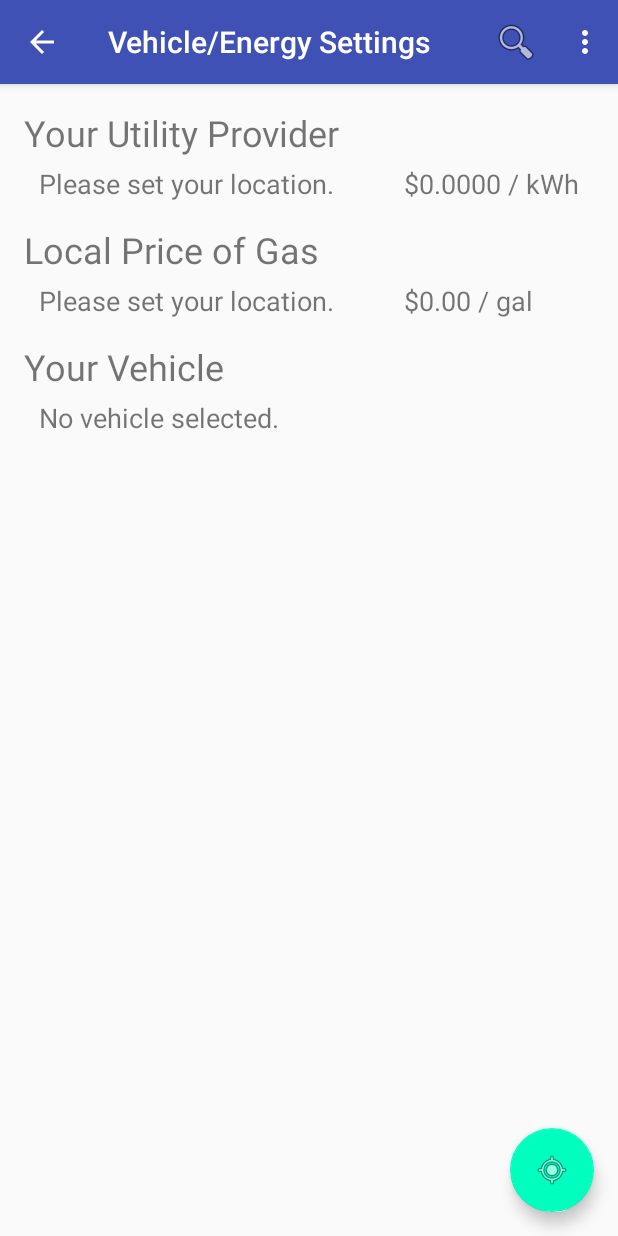
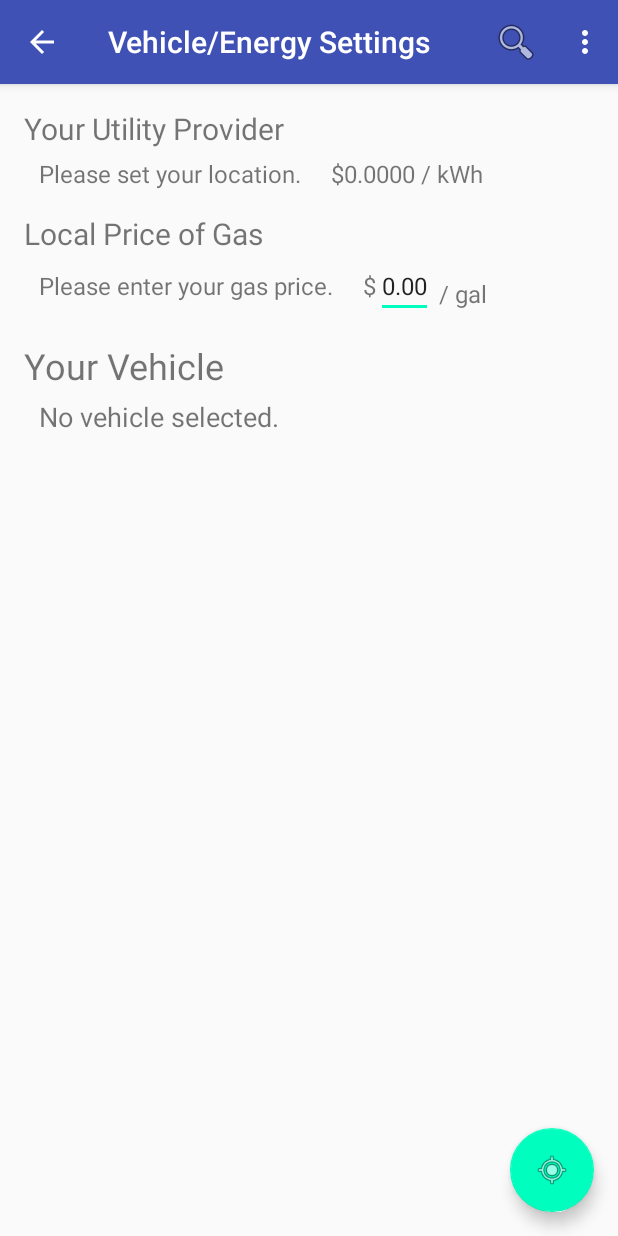
Before and after one commit to stewartmcm/ev-clarity, an Android app: the screen it shows after launch (EnergySettingsActivity), in the options menu, after a tap on "Settings", on a phone screen of 412 x 824 dp. Run offline under Robolectric (Android 15) with nearby library versions, the phone set to English and light mode, and no system bars; 1 statement that could not run was skipped.

Commit message:
added gasPrice input field and altered calcSavings method to use gasPrice input when calculating savings

```diff
--- a/PredictEV/app/src/main/java/com/example/android/predictev/Constants.java
+++ b/PredictEV/app/src/main/java/com/example/android/predictev/Constants.java
@@ -32,7 +32,7 @@ public final class Constants {
      * fastest possible rate. Getting frequent updates negatively impact battery life and a real
      * app may prefer to request less frequent updates.
      */
-    public static final long DETECTION_INTERVAL_IN_MILLISECONDS = 10000;
+    public static final long DETECTION_INTERVAL_IN_MILLISECONDS = 3000;
 
     /**
      * An arbitrary request code that is used to grant the app access to the user's location data.
@@ -44,6 +44,7 @@ public final class Constants {
 
     public static final String KEY_SHARED_PREF_UTIL_NAME = "SHARED_PREF_UTIL_NAME";
     public static final String KEY_SHARED_PREF_UTIL_RATE = "SHARED_PREF_UTIL_RATE";
+    public static final String KEY_SHARED_PREF_GAS_PRICE = "SHARED_PREF_GAS_PRICE";
 
     /**
      * List of DetectedActivity types that we monitor in this sample.
--- a/PredictEV/app/src/main/java/com/example/android/predictev/EnergySettingsActivity.java
+++ b/PredictEV/app/src/main/java/com/example/android/predictev/EnergySettingsActivity.java
@@ -14,6 +14,7 @@ import android.view.Menu;
 import android.view.MenuInflater;
 import android.view.View;
 import android.widget.ArrayAdapter;
+import android.widget.EditText;
 import android.widget.ListView;
 import android.widget.TextView;
 
@@ -34,6 +35,8 @@ public class EnergySettingsActivity extends AppCompatActivity {
     protected static final String TAG = "EnergySettingsActivity";
     private TextView currentUtilityTextView;
     private TextView utilityRateTextView;
+    private EditText gasPriceEditText;
+    private double gasPrice;
     private ListView utilityOptionsListView;
     private UtilityRateAPIService mService;
     private Retrofit retrofit;
@@ -41,6 +44,7 @@ public class EnergySettingsActivity extends AppCompatActivity {
     private String utilityName;
     private double utilityRate;
     private String utilityRateString;
+    private String gasPriceString;
     private ArrayList<Utility> utilities;
     private ArrayAdapter<String> mAdapter;
     private String latString;
@@ -94,16 +98,14 @@ public class EnergySettingsActivity extends AppCompatActivity {
         SharedPreferences sharedPreferences = PreferenceManager.getDefaultSharedPreferences(this);
         utilityName = sharedPreferences.getString(Constants.KEY_SHARED_PREF_UTIL_NAME, "Please set your location.");
         utilityRateString = sharedPreferences.getString(Constants.KEY_SHARED_PREF_UTIL_RATE, "0.0000");
+        gasPriceString = sharedPreferences.getString(Constants.KEY_SHARED_PREF_GAS_PRICE,"0.00");
 
         currentUtilityTextView.setText(utilityName);
-        utilityRateTextView.setText("$" + utilityRateString + " / kWh");
-    }
+        utilityRateTextView.setText(utilityRateString);
 
-    private void savePreferences(String key, String value) {
-        SharedPreferences sharedPreferences = PreferenceManager.getDefaultSharedPreferences(this);
-        SharedPreferences.Editor editor = sharedPreferences.edit();
-        editor.putString(key, value);
-        editor.commit();
+        gasPriceEditText.setText(gasPriceString);
+        Log.i(TAG, "loadSavedPref gasPriceString: " + gasPriceString);
+
     }
 
     private void initLayoutElements() {
@@ -111,6 +113,7 @@ public class EnergySettingsActivity extends AppCompatActivity {
         currentUtilityTextView = (TextView) findViewById(R.id.current_utility_text_view);
         utilityRateTextView = (TextView) findViewById(R.id.utility_rate_text_view);
         utilityOptionsListView = (ListView) findViewById(R.id.utility_options_list_view);
+        gasPriceEditText = (EditText) findViewById(R.id.gas_price_edit_text);
     }
 
     @Override
@@ -201,10 +204,6 @@ public class EnergySettingsActivity extends AppCompatActivity {
 
     }
 
-    public void findGasPrice() {
-
-    }
-
     @Override
     public void onSaveInstanceState(Bundle savedInstanceState) {
         super.onSaveInstanceState(savedInstanceState);
@@ -212,11 +211,21 @@ public class EnergySettingsActivity extends AppCompatActivity {
         savedInstanceState.putString(Constants.KEY_SHARED_PREF_UTIL_RATE, utilityRateString);
     }
 
+    private void savePreferencesString(String key, String value) {
+        SharedPreferences sharedPreferences = PreferenceManager.getDefaultSharedPreferences(this);
+        SharedPreferences.Editor editor = sharedPreferences.edit();
+        editor.putString(key, value);
+        editor.commit();
+    }
+
     @Override
     protected void onDestroy() {
-        savePreferences(Constants.KEY_SHARED_PREF_UTIL_NAME, utilityName);
+        savePreferencesString(Constants.KEY_SHARED_PREF_UTIL_NAME, utilityName);
         Log.i(TAG, "onDestroy: utitlityName: " + utilityName);
-        savePreferences(Constants.KEY_SHARED_PREF_UTIL_RATE, utilityRateString);
+        savePreferencesString(Constants.KEY_SHARED_PREF_UTIL_RATE, utilityRateString);
+
+        gasPriceString = gasPriceEditText.getText().toString();
+        savePreferencesString(Constants.KEY_SHARED_PREF_GAS_PRICE, gasPriceString);
 
         super.onDestroy();
     }
--- a/PredictEV/app/src/main/java/com/example/android/predictev/MainActivity.java
+++ b/PredictEV/app/src/main/java/com/example/android/predictev/MainActivity.java
@@ -71,9 +71,11 @@ public class MainActivity extends AppCompatActivity
     private ListView loggedTripsListView;
     private String utilityName;
     private double utilityRate;
+    private double gasPrice;
     public double tripDistance;
     private double monthlySavings;
     private String utilityRateString;
+    private String gasPriceString;
     private TextView monthlySavingsTextView;
     private TextView switchStatusText;
     double finalTripDistance;
@@ -146,7 +148,7 @@ public class MainActivity extends AppCompatActivity
             switchStatusText.setText("Tracking OFF");
         }
 
-    mRequestActivityUpdatesButton = (Button) findViewById(R.id.request_activity_updates_button);
+        mRequestActivityUpdatesButton = (Button) findViewById(R.id.request_activity_updates_button);
         mRemoveActivityUpdatesButton = (Button) findViewById(R.id.remove_activity_updates_button);
         mDetectedActivitiesListView = (ListView) findViewById(R.id.detected_activities_listview);
         loggedTripsListView = (ListView) findViewById(R.id.trips_logged_list_view);
@@ -411,10 +413,19 @@ public class MainActivity extends AppCompatActivity
         double savings;
         utilityRate = Double.parseDouble(utilityRateString);
 
+        if (gasPriceString.isEmpty()) {
+            gasPrice = 0.0;
+        } else {
+            gasPrice = Double.parseDouble(gasPriceString);
+        }
+
+        Log.i(TAG, "calcSavings: gasPrice: " + gasPrice);
+
+
         if ( utilityRate != 0.0) {
             Log.i(TAG, "calcSavings: utilityRateString: " + utilityRateString);
 
-            savings = mileageDouble * ((2.81 / 29) - (.3 * utilityRate));
+            savings = mileageDouble * ((gasPrice / 29) - (.3 * utilityRate));
 
             return savings;
         }
@@ -472,6 +483,8 @@ public class MainActivity extends AppCompatActivity
         mGoogleApiClient.connect();
 
     }
+
+
 
     @Override
     protected void onStop() {
@@ -647,6 +660,7 @@ public class MainActivity extends AppCompatActivity
         SharedPreferences sharedPreferences = PreferenceManager.getDefaultSharedPreferences(this);
         utilityName = sharedPreferences.getString(Constants.KEY_SHARED_PREF_UTIL_NAME, "default name");
         utilityRateString = sharedPreferences.getString(Constants.KEY_SHARED_PREF_UTIL_RATE, "0.0000");
+        gasPriceString = sharedPreferences.getString(Constants.KEY_SHARED_PREF_GAS_PRICE, "0");
     }
 
     /**
@@ -704,7 +718,7 @@ public class MainActivity extends AppCompatActivity
             for (DetectedActivity activity : updatedActivities) {
                 switch (activity.getType()) {
 
-                    case DetectedActivity.ON_FOOT: {
+                    case DetectedActivity.IN_VEHICLE: {
                         Log.i("MainActivity", "On foot %: " + activity.getConfidence());
                         if (activity.getConfidence() >= 75) {
                             recordDrive();
@@ -712,7 +726,7 @@ public class MainActivity extends AppCompatActivity
                         break;
 
                     }
-                    case DetectedActivity.STILL: {
+                    case DetectedActivity.WALKING: {
                         Log.i("MainActivity", "Still %: " + activity.getConfidence());
 
                         if (odometer.getMiles() != 0 && activity.getConfidence() >= 75) {
--- a/PredictEV/app/src/main/java/com/example/android/predictev/PredictEvDatabaseHelper.java
+++ b/PredictEV/app/src/main/java/com/example/android/predictev/PredictEvDatabaseHelper.java
@@ -9,7 +9,7 @@ import android.database.sqlite.SQLiteOpenHelper;
 /**
  * Created by stewartmcmillan on 5/2/16.
  */
-class PredictEvDatabaseHelper extends SQLiteOpenHelper {
+public class PredictEvDatabaseHelper extends SQLiteOpenHelper {
 
     public static final String TRIP_TABLE_NAME = "TRIP";
 
@@ -63,7 +63,7 @@ class PredictEvDatabaseHelper extends SQLiteOpenHelper {
 
     // makes sure there is only one instance of the database
     // if there isn't one, make it, otherwise return the one instance
-    private static PredictEvDatabaseHelper instance;
+    public static PredictEvDatabaseHelper instance;
 
     public static PredictEvDatabaseHelper getInstance(Context context) {
         if (instance == null) {
--- a/PredictEV/app/src/main/res/layout/content_energy_settings.xml
+++ b/PredictEV/app/src/main/res/layout/content_energy_settings.xml
@@ -17,34 +17,47 @@
         android:layout_width="match_parent"
         android:layout_height="wrap_content"
         android:text="Your Utility Provider"
-        android:textSize="24sp"/>
+        android:textSize="20sp"/>
 
     <LinearLayout
         android:id="@+id/user_utility_details"
         android:layout_width="match_parent"
         android:layout_height="wrap_content"
+        android:weightSum="1"
         android:layout_below="@id/utility_header_text_view" >
 
         <TextView
             android:id="@+id/current_utility_text_view"
-            android:layout_width="match_parent"
+            android:layout_width="wrap_content"
             android:layout_height="wrap_content"
-            android:layout_weight="1"
             android:text="Please set your location."
-            android:textSize="18sp"
-            android:layout_marginLeft="10dp"
+            android:textSize="16sp"
+            android:layout_marginStart="10dp"
+            android:layout_marginEnd="20dp"
             android:layout_marginTop="5dp" />
 
         <TextView
+            android:id="@+id/dollar_symbol_utility"
+            android:layout_width="wrap_content"
+            android:layout_height="wrap_content"
+            android:text="$"
+            android:textSize="16sp"
+            android:layout_marginTop="5dp"/>
+
+        <TextView
             android:id="@+id/utility_rate_text_view"
-            android:layout_width="match_parent"
+            android:layout_width="wrap_content"
             android:layout_height="wrap_content"
-            android:layout_weight="2"
-            android:text="$0.00 / kWh"
-            android:textSize="18sp"
+            android:text="0.00"
+            android:textSize="16sp"
+            android:layout_marginTop="5dp" />
 
+        <TextView
+            android:layout_width="wrap_content"
+            android:layout_height="wrap_content"
+            android:textSize="16sp"
             android:layout_marginTop="5dp"
-            android:layout_toRightOf="@id/current_utility_text_view" />
+            android:text=" / kWh"/>
     </LinearLayout>
 
     <TextView
@@ -52,7 +65,7 @@
         android:layout_width="match_parent"
         android:layout_height="wrap_content"
         android:text="Local Price of Gas"
-        android:textSize="24sp"
+        android:textSize="20sp"
         android:layout_marginTop="15dp"
         android:layout_below="@+id/user_utility_details" />
 
@@ -60,28 +73,49 @@
         android:id="@+id/user_gas_details"
         android:layout_width="match_parent"
         android:layout_height="wrap_content"
-        android:layout_below="@id/gas_header_text_view" >
+        android:layout_below="@id/gas_header_text_view"
+        android:weightSum="1">
 
         <TextView
             android:id="@+id/set_location_text_view"
-            android:layout_width="match_parent"
+            android:layout_width="wrap_content"
             android:layout_height="wrap_content"
-            android:layout_weight="1"
-            android:text="Please set your location."
-            android:textSize="18sp"
-            android:layout_marginLeft="10dp"
-            android:layout_marginTop="5dp" />
+            android:text="Please enter your gas price."
+            android:textSize="16sp"
+            android:layout_marginStart="10dp"
+            android:layout_marginEnd="20dp"/>
 
         <TextView
-            android:id="@+id/gas_price_text_view"
-            android:layout_width="match_parent"
+            android:id="@+id/dollar_symbol"
+            android:layout_width="wrap_content"
             android:layout_height="wrap_content"
-            android:layout_weight="2"
-            android:text="$0.00 / gal"
-            android:textSize="18sp"
+            android:text="$"
+            android:textSize="16sp"/>
 
+        <EditText
+            android:id="@+id/gas_price_edit_text"
+            android:layout_width="wrap_content"
+            android:layout_height="wrap_content"
+            android:textSize="16sp"
+            android:hint="0.00"
+            android:inputType="numberDecimal"/>
+
+        <TextView
+            android:layout_width="wrap_content"
+            android:layout_height="wrap_content"
+            android:textSize="16sp"
             android:layout_marginTop="5dp"
-            android:layout_toRightOf="@id/current_utility_text_view" />
+            android:text=" / gal"/>
+
+        <!--<TextView-->
+            <!--android:id="@+id/gas_price_text_view"-->
+            <!--android:layout_width="match_parent"-->
+            <!--android:layout_height="wrap_content"-->
+            <!--android:layout_weight="2"-->
+            <!--android:text="$0.00 / gal"-->
+            <!--android:textSize="18sp"-->
+            <!--android:layout_marginTop="5dp"-->
+            <!--android:layout_toRightOf="@id/current_utility_text_view" />-->
     </LinearLayout>
 
     <TextView
```
Also changed, not shown: PredictEV/app/src/main/AndroidManifest.xml (+9 -6 lines), PredictEV/app/src/main/java/com/example/android/predictev/OdometerIntentService.java (added, +187 -0 lines), PredictEV/app/src/main/java/com/example/android/predictev/services/DetectedActivitiesIntentService.java (+46 -1 lines).
